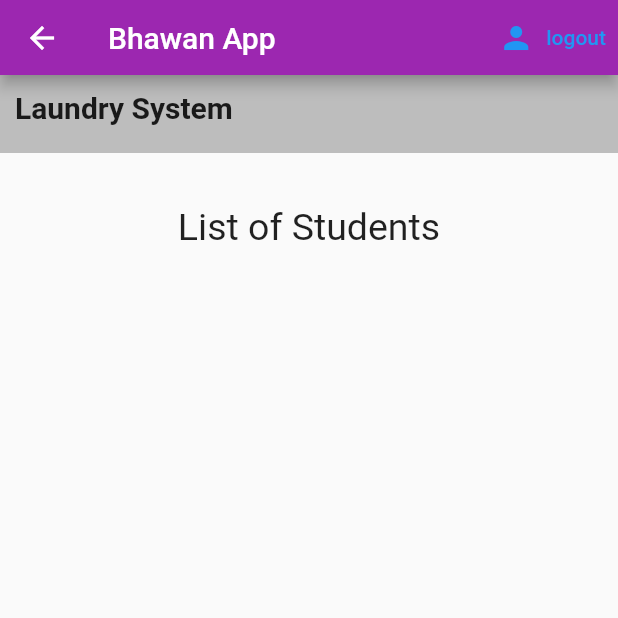
After one commit to aryad03/Bhawan_App, a Flutter app: the TemplateAdmin screen opened directly, on a phone screen of 412 x 824 dp, the top half of it. The commit adds this screen. Run offline on Flutter 3.47's test engine with Material 2 defaults, Android fonts, the phone set to English and light mode, and no system bars; our stand-ins replace animated_text_kit, carousel_slider, cloud_firestore, dropdown_button2, firebase_auth, firebase_core and 1 more; accounts and stored records are empty.

Commit message:
Laundry Admin backend

```diff
--- /dev/null
+++ b/lib/admin/laundry_admin.dart
@@ -0,0 +1,38 @@
+import 'package:flutter/material.dart';
+import '../services/auth.dart';
+import '../utils/appBar.dart';
+import 'laundry_admin_home.dart';
+
+class TemplateAdmin extends StatefulWidget {
+  const TemplateAdmin({Key? key}) : super(key: key);
+
+  @override
+  State<TemplateAdmin> createState() => _TemplateAdminState();
+}
+
+class _TemplateAdminState extends State<TemplateAdmin> {
+
+  final AuthService _auth = AuthService();
+  @override
+  Widget build(BuildContext context) {
+    return Scaffold(
+      appBar: PreferredSize(
+    preferredSize: const Size.fromHeight(50.0),
+    child: AppBar(
+      title: const Text('Bhawan App'),
+      leading: Icon(Icons.arrow_back),
+      backgroundColor: Colors.purple,
+        actions: <Widget>[
+      TextButton.icon(
+        icon: Icon(Icons.person),
+        label: Text('logout'),
+        onPressed: () async {
+          await _auth.signOut();
+        },
+      ),]
+    )
+    ),
+      body: LaundryAdminPage(),
+    );
+  }
+}
--- /dev/null
+++ b/lib/admin/laundry_admin_home.dart
@@ -0,0 +1,88 @@
+import 'package:bhawan_app/models/user_auth.dart';
+
+import 'package:cloud_firestore/cloud_firestore.dart';
+import 'package:flutter/material.dart';
+import 'package:provider/provider.dart';
+
+import '../services/database_laundry.dart';
+import '../utils/laundryCommonElements.dart';
+import '../utils/loading.dart';
+import 'laundry_admin_list.dart';
+
+class LaundryAdminPage extends StatefulWidget {
+  const LaundryAdminPage({Key? key}) : super(key: key);
+
+  @override
+  State<LaundryAdminPage> createState() => _LaundryAdminPageState();
+}
+
+class _LaundryAdminPageState extends State<LaundryAdminPage> {
+  List<UserData> Data = [
+    UserData(name: 'Arya Deshmukh', no_of_clothes: '10', room_number: 'B419'),
+    UserData(name: 'Ayush Patel', no_of_clothes: '9', room_number: 'B444')
+  ];
+
+
+  @override
+  Widget build(BuildContext context) {
+    final userData = Provider.of<UserDataGlobal>(context);
+
+    final user = Provider.of<UserAuth>(context);
+
+    return StreamBuilder<List<UserLaundry>>(
+      stream: DataBaseLaundry(uid: user.uid,bhawan: userData.bhawan).users,
+      builder: (context, snapshot) {
+        if(snapshot.hasData){
+        List<UserLaundry>? users =snapshot.data;
+        if(users?.length==0) users=[];
+        return Column(
+          children: [
+            LaundryBar(),
+            SizedBox(height: 35.0,),
+            Center(
+              child: Text(
+                'List of Students',
+                style: TextStyle(
+                  fontSize: 25.0,
+                  fontWeight: FontWeight.w400,
+                ),
+              ),
+            ),
+            SizedBox(height: 20.0,),
+            Expanded(
+              child: SingleChildScrollView(
+                scrollDirection: Axis.vertical,
+                child: Column(
+                  children: users!.map((UserLaundry user) {
+                    print(user.roomnumber);
+                    if (user.inproccess == true) {
+                      return LaundryAdminList(
+                          user.name, user.roomnumber, user.clothes,
+                              () async {
+                            print(user.id);
+                            await DataBaseLaundry(
+                                uid: user.id, bhawan: userData.bhawan).updateData(
+                              user.name,
+                                user.roomnumber, user.clothes, false);
+                            setState(() {
+                              // Data.remove(user);
+                              // await DataBaseLaundry(uid: user1!.uid,bhawan: 'Rajiv Bhawan').updateData(user.roomnumber, user.clothes,false);
+                            });
+                          });
+                    }
+                    else {
+                      return Container();
+                    }
+                  }
+                  ).toList(),
+                ),
+              ),
+            )
+          ],
+        );}
+        else
+          return Container();
+      }
+    );
+  }
+}
--- a/lib/models/user_auth.dart
+++ b/lib/models/user_auth.dart
@@ -10,8 +10,9 @@ class UserDataGlobal{
   final String enrollment_number;
   final String email;
   final String branch;
+  final String role;
 
-  UserDataGlobal({required this.email, required this.name, required this.bhawan, required this.room_number, required this.enrollment_number, required this.branch});
+  UserDataGlobal({required this.email, required this.name, required this.bhawan, required this.room_number, required this.enrollment_number, required this.branch,required this.role});
 }
 
 class UserLaundry{
--- a/lib/screens/clientDecider.dart
+++ b/lib/screens/clientDecider.dart
@@ -1,4 +1,6 @@
+import 'package:bhawan_app/admin/laundry_admin.dart';
 import 'package:bhawan_app/screens/homePage.dart';
+import 'package:bhawan_app/services/database_laundry.dart';
 import 'package:bhawan_app/utils/loading.dart';
 import 'package:flutter/material.dart';
 import 'package:provider/provider.dart';
@@ -11,12 +13,20 @@ class Decider extends StatelessWidget {
   @override
   Widget build(BuildContext context) {
 
-    final user = Provider.of<UserAuth?>(context);
+    final user = Provider.of<UserAuth>(context);
     final userData = Provider.of<UserDataGlobal?>(context);
-
+    // print(userData!.role);
     if(userData==null)
       return Loading();
+    else if(userData.role=='Student')
+      return HomePage();
+    else if(userData.role=='Laundry Man')
+      return StreamProvider<List<UserLaundry>?>.value(
+        initialData: null,
+        value: DataBaseLaundry(uid: user!.uid,bhawan: userData.bhawan).users,
+          child: TemplateAdmin()
+      );
     else
-      return HomePage();
+      return Container();
   }
 }
--- a/lib/screens/wrapper.dart
+++ b/lib/screens/wrapper.dart
@@ -15,7 +15,7 @@ class Wrapper extends StatelessWidget {
   @override
   Widget build(BuildContext context) {
     final user = Provider.of<UserAuth?>(context);
-    print(user);
+    // print(user);
     if(user == null){
       return Authenticate();
     }
--- a/lib/services/auth.dart
+++ b/lib/services/auth.dart
@@ -15,12 +15,12 @@ class AuthService {
         .map(_userFromFirebaseUser);
   }
 
-  Future register(String email, String password, String name, String enrollment_number, String room_number, String bhawan, String branch) async{
+  Future register(String email, String password, String name, String enrollment_number, String room_number, String bhawan, String branch, String role) async{
     try{
       UserCredential result = await _auth.createUserWithEmailAndPassword(email: email, password: password);
       User? user = result.user;
       if(user != null){
-        await DatabaseService(uid: user.uid).updateUserData(email, name, bhawan, room_number, enrollment_number, branch);
+        await DatabaseService(uid: user.uid).updateUserData(email, name, bhawan, room_number, enrollment_number, branch,role);
         await DataBaseLaundry(uid: user.uid,bhawan: bhawan).updateData(name,room_number, '', false);
       }
       return _userFromFirebaseUser(user);
--- a/lib/services/database.dart
+++ b/lib/services/database.dart
@@ -8,7 +8,7 @@ class DatabaseService{
 
   final CollectionReference userCollection = FirebaseFirestore.instance.collection('Data');
 
-  Future updateUserData(String email, String name, String bhawan, String room_number, String enrollmnet_number, String branch) async{
+  Future updateUserData(String email, String name, String bhawan, String room_number, String enrollmnet_number, String branch,String role) async{
     return await userCollection.doc(uid).set({
       'name': name,
       'bhawan': bhawan,
@@ -16,10 +16,12 @@ class DatabaseService{
       'enrollment_number': enrollmnet_number,
       'email': email,
       'branch': branch,
+      'role': role,
     });
   }
 
   UserDataGlobal _dataCollectionFromSnapshot(DocumentSnapshot snapshot){
+    // print(snapshot['role']);
     return UserDataGlobal(
         name: snapshot['name'],
         bhawan: snapshot['bhawan'],
@@ -27,6 +29,7 @@ class DatabaseService{
         enrollment_number: snapshot['enrollment_number'],
         email: snapshot['email'],
         branch: snapshot['branch'],
+      role: snapshot['role']
     );
   }
 
--- a/lib/services/database_laundry.dart
+++ b/lib/services/database_laundry.dart
@@ -42,8 +42,7 @@ class DataBaseLaundry{
   }
 
   Stream<List<UserLaundry>> get users{
-    final CollectionReference list = laundrymanagement.doc('new').collection(bhawan!);
-    return list.snapshots().map(_convert);
+    return laundrymanagement.doc('new').collection(bhawan!).snapshots().map(_convert);
   }
 }
 
```
Also changed, not shown: lib/admin/laundry_admin_list.dart (added, +65 -0 lines), lib/screens/adminRegistration.dart (added, +296 -0 lines), lib/screens/authenticate.dart (+19 -5 lines), lib/screens/clientLogin.dart (+22 -3 lines), lib/screens/clientRegistration.dart (+57 -57 lines).
